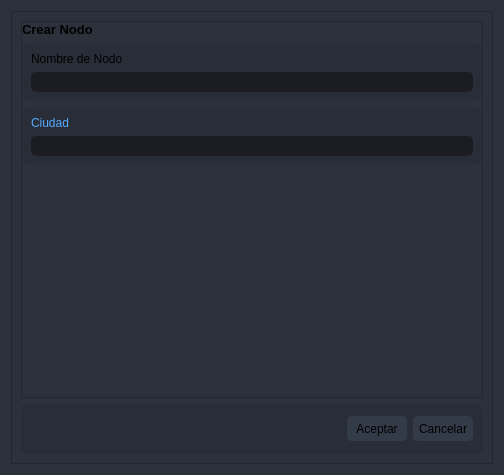
First picture: the form in visuals/netForm.ui, repository dariolggomez/NET-Simulator, before the edit.
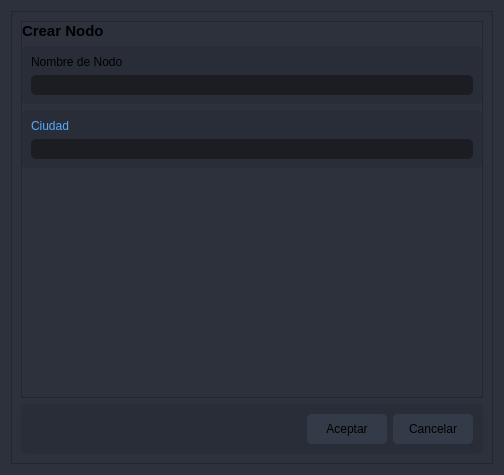
Second picture: the form after the edit. Icons and pictures are not drawn.

Commit message: created eliminate net node funtions

The edit to the form file:
```diff
--- a/visuals/netForm.ui
+++ b/visuals/netForm.ui
@@ -266,7 +266,7 @@
           <widget class="QLabel" name="label_4">
            <property name="font">
             <font>
-             <pointsize>10</pointsize>
+             <pointsize>11</pointsize>
              <weight>75</weight>
              <bold>true</bold>
             </font>
@@ -292,6 +292,11 @@
            <layout class="QVBoxLayout" name="verticalLayout_5">
             <item>
              <widget class="QLabel" name="label_3">
+              <property name="font">
+               <font>
+                <pointsize>9</pointsize>
+               </font>
+              </property>
               <property name="text">
                <string>Nombre de Nodo</string>
               </property>
@@ -299,6 +304,11 @@
             </item>
             <item>
              <widget class="QLineEdit" name="nodenameLineEdit">
+              <property name="font">
+               <font>
+                <pointsize>9</pointsize>
+               </font>
+              </property>
               <property name="styleSheet">
                <string notr="true">QLineEdit {
 	background-color: rgb(27, 29, 35);
@@ -340,6 +350,11 @@
                 <height>25</height>
                </size>
               </property>
+              <property name="font">
+               <font>
+                <pointsize>9</pointsize>
+               </font>
+              </property>
               <property name="styleSheet">
                <string notr="true">color: rgb(85, 170, 255);</string>
               </property>
@@ -350,6 +365,11 @@
             </item>
             <item>
              <widget class="QLineEdit" name="cityLineEdit">
+              <property name="font">
+               <font>
+                <pointsize>9</pointsize>
+               </font>
+              </property>
               <property name="styleSheet">
                <string notr="true">QLineEdit {
 	background-color: rgb(27, 29, 35);
@@ -440,10 +460,15 @@
           <widget class="QPushButton" name="acceptBtn">
            <property name="minimumSize">
             <size>
-             <width>60</width>
-             <height>25</height>
+             <width>80</width>
+             <height>30</height>
             </size>
            </property>
+           <property name="font">
+            <font>
+             <pointsize>9</pointsize>
+            </font>
+           </property>
            <property name="styleSheet">
             <string notr="true">QPushButton {
 	border: 2px solid rgb(52, 59, 72);
@@ -468,10 +493,15 @@
           <widget class="QPushButton" name="cancelBtn">
            <property name="minimumSize">
             <size>
-             <width>60</width>
-             <height>25</height>
+             <width>80</width>
+             <height>30</height>
             </size>
            </property>
+           <property name="font">
+            <font>
+             <pointsize>9</pointsize>
+            </font>
+           </property>
            <property name="styleSheet">
             <string notr="true">QPushButton {
 	border: 2px solid rgb(52, 59, 72);
```
The commit also changes 2 other files.
